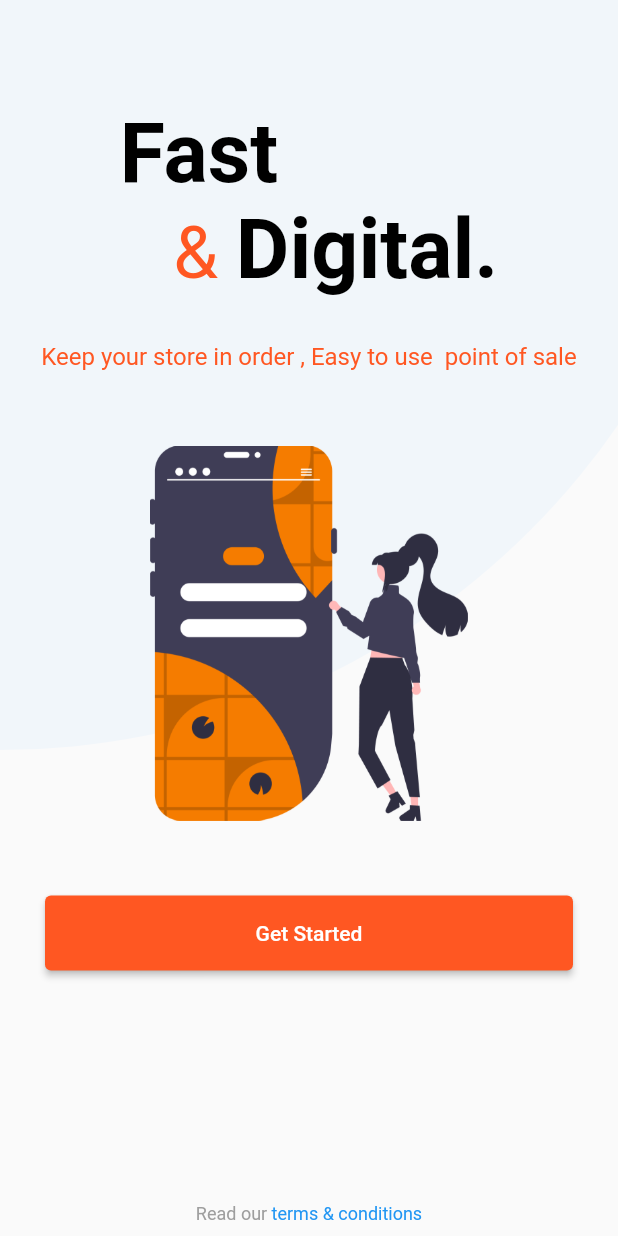
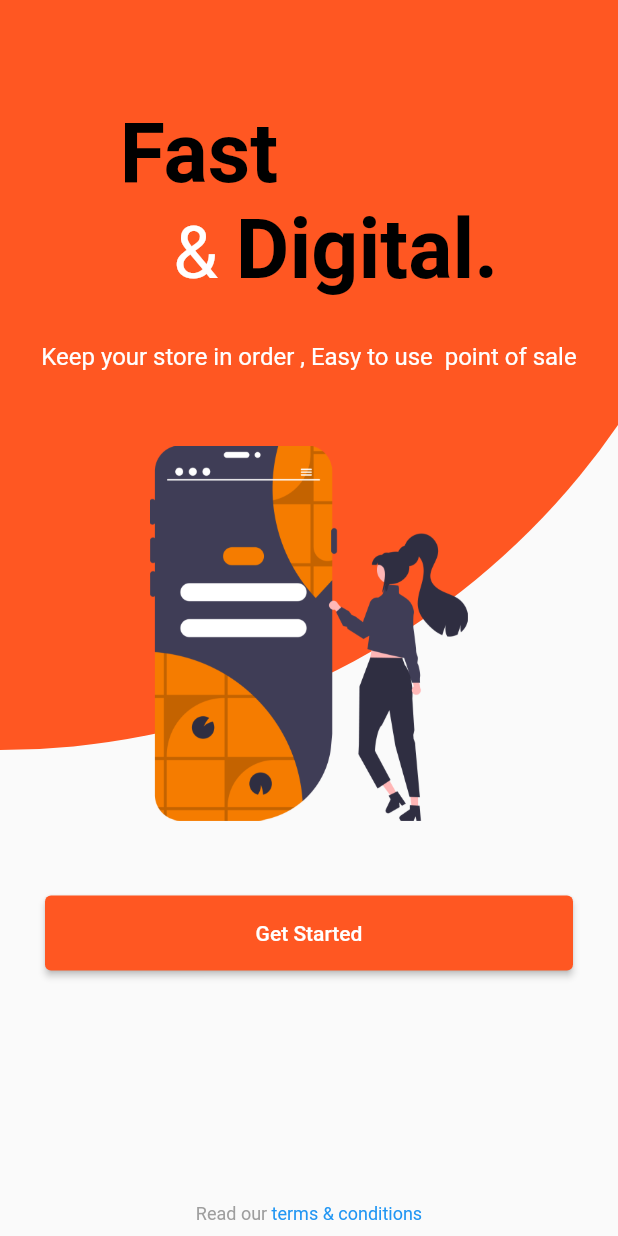
Before and after one commit to adan-abdi/xplore, a Flutter app: the LandingPage screen opened directly, after a tap on "Get Started", on a phone screen of 412 x 824 dp. Run offline on Flutter 3.47's test engine with Material 2 defaults, Android fonts, the light colour scheme and no system bars; our stand-ins replace async_redux, cloud_firestore, concentric_transition, connectivity_plus, equatable, firebase_analytics and 9 more; missing offline and left inert: numeric_keyboard; accounts and stored records are empty.

Commit message:
feat: restore phone login presentation

```diff
--- a/lib/application/core/themes/colors.dart
+++ b/lib/application/core/themes/colors.dart
@@ -2,6 +2,11 @@ import 'package:flutter/material.dart';
 
 class XploreColors {
   static const Color white = Colors.white;
+  static const Color whiteSmoke = Colors.white70;
   static const Color black = Colors.black;
   static const Color orange = Colors.deepOrange;
+  static const Color lightOrange = Colors.orange;
+
+  //
+  final Color orangeAccent = Colors.deepOrange.shade100;
 }
--- a/lib/domain/value_objects/app_strings.dart
+++ b/lib/domain/value_objects/app_strings.dart
@@ -15,4 +15,5 @@ const String comingSoonText = 'Coming soon';
 const String siginText = 'Sign In';
 const String signupText = 'Create Account';
 const String getStartedText = 'Get Started';
+const String verifyPhoneBtnText = 'Verify';
 const String okText = 'Close';
--- a/lib/presentation/onboarding/pages/landing_page.dart
+++ b/lib/presentation/onboarding/pages/landing_page.dart
@@ -1,9 +1,10 @@
 import 'package:flutter/material.dart';
+import 'package:xplore/application/core/themes/colors.dart';
 import 'package:xplore/domain/value_objects/app_spaces.dart';
-import 'package:xplore/presentation/onboarding/widgets/circles.dart';
-import 'package:xplore/presentation/onboarding/widgets/landing_actions.dart';
+import 'package:xplore/presentation/onboarding/widgets/landing_action.dart';
 import 'package:xplore/presentation/onboarding/widgets/landing_vector.dart';
-import 'package:xplore/presentation/onboarding/widgets/landing_page_title.dart';
+import 'package:xplore/presentation/onboarding/widgets/landing_title.dart';
+import 'package:xplore/presentation/onboarding/widgets/onboarding_scaffold.dart';
 import 'package:xplore/presentation/onboarding/widgets/terms_and_conditions.dart';
 
 class LandingPage extends StatelessWidget {
@@ -11,19 +12,10 @@ class LandingPage extends StatelessWidget {
   Widget build(BuildContext context) {
     return WillPopScope(
         onWillPop: () async => false,
-      child: Scaffold(
-        body: Stack(
-          children: <Widget>[
-            ...circles(context),
-            Positioned(
-              top: 70,
-              left: 0,
-              right: 0,
-              bottom: 0,
-              child: Center(
-                child: Column(
+        child: OnbaordingScaffold(
+          childWidgets: Column(
             mainAxisAlignment: MainAxisAlignment.spaceBetween,
-                  children: <Widget>[
+            children: [
               Wrap(
                 alignment: WrapAlignment.center,
                 crossAxisAlignment: WrapCrossAlignment.center,
@@ -44,20 +36,8 @@ class LandingPage extends StatelessWidget {
               ),
             ],
           ),
-              ),
-            ),
-            Positioned(
-              left: 0,
-              bottom: 0,
-              right: 0,
-              child: Container(
-                padding: const EdgeInsets.all(0),
-                child: termsAndConditions(context),
-              ),
-            ),
-          ],
-        ),
-      ),
-    );
+          trailingWidget: termsAndConditions(context),
+          circleColor: XploreColors.orange,
+        ));
   }
 }
--- a/lib/presentation/onboarding/pages/phone_login.dart
+++ b/lib/presentation/onboarding/pages/phone_login.dart
@@ -1,11 +1,12 @@
-import 'package:async_redux/async_redux.dart';
 import 'package:flutter/material.dart';
 import 'package:intl_phone_number_input/intl_phone_number_input.dart';
-import 'package:xplore/application/redux/states/app_state.dart';
+import 'package:xplore/application/core/themes/colors.dart';
 import 'package:xplore/domain/value_objects/app_spaces.dart';
-import 'package:xplore/domain/value_objects/app_strings.dart';
-
-import 'otp_verification_page.dart';
+import 'package:xplore/presentation/onboarding/widgets/login_badge.dart';
+import 'package:xplore/presentation/onboarding/widgets/login_keyboard.dart';
+import 'package:xplore/presentation/onboarding/widgets/login_phone_field.dart';
+import 'package:xplore/presentation/onboarding/widgets/login_title.dart';
+import 'package:xplore/presentation/onboarding/widgets/onboarding_scaffold.dart';
 
 class PhoneLogin extends StatefulWidget {
   const PhoneLogin({Key? key}) : super(key: key);
@@ -16,22 +17,13 @@ class PhoneLogin extends StatefulWidget {
 
 class _PhoneLoginState extends State<PhoneLogin> {
   final GlobalKey<FormState> _formKey = GlobalKey<FormState>();
-  final TextEditingController _phoneNumberInputController =
-      TextEditingController();
-  // late String _phoneNumber;
-  // late String _pinCode;
-
-  // late String smsOTP;
-  // late String verificationId;
-  // String errorMessage = '';
+  final TextEditingController phoneNumberController = TextEditingController();
 
   String initialCountryCode = 'KE';
   PhoneNumber number = PhoneNumber(isoCode: 'KE');
 
   String phone = "";
   String isoCode = "";
-
-  var num;
 
   @override
   void initState() {
@@ -40,84 +32,41 @@ class _PhoneLoginState extends State<PhoneLogin> {
 
   @override
   Widget build(BuildContext context) {
-    return Scaffold(
-      body: Container(
-        padding: EdgeInsets.all(20),
-        child: Center(
-          child: Form(
+    return OnbaordingScaffold(
+      childWidgets: Column(
+        children: <Widget>[
+          hSize40SizedBox,
+          LandingBadge(),
+          hSize40SizedBox,
+          LoginTitle(),
+          hSize40SizedBox,
+          Form(
             key: _formKey,
-            child: Column(
-              mainAxisAlignment: MainAxisAlignment.center,
-              children: <Widget>[
-                Text(
-                'Enter your phone number to Log In.',
-                style: TextStyle(
-                    fontWeight: FontWeight.w500,
-                    fontSize: 18,
-                    color: Colors.deepOrange),
-              ),
-                hSize50SizedBox,
-                InternationalPhoneNumberInput(
-                  onInputChanged: (PhoneNumber number) {
-                    setState(() {
-                      phone = number.phoneNumber!;
-                      isoCode = number.isoCode!;
-                      num = phone;
-                    });
-                  },
-                  onInputValidated: (bool value) {
-                    print(value);
-                  },
-                  selectorConfig: SelectorConfig(
-                    selectorType: PhoneInputSelectorType.BOTTOM_SHEET,
-                  ),
-                  ignoreBlank: false,
-                  autoValidateMode: AutovalidateMode.disabled,
-                  selectorTextStyle: TextStyle(color: Colors.black),
-                  initialValue: number,
-                  textFieldController: _phoneNumberInputController,
-                  formatInput: false,
-                  keyboardType: TextInputType.numberWithOptions(
-                      signed: true, decimal: true),
-                  inputBorder: OutlineInputBorder(),
-                  onSaved: (PhoneNumber number) {
-                    // setState(() {
-                    //   phone = number.phoneNumber!;
-                    //   isoCode = number.isoCode!;
-                    //   num = isoCode + phone;
-                    // });
-                  },
-                ),
-                // hSize30SizedBox,
-                // TextFormField(
-                //   controller: _pinInputController,
-                //   onChanged: (String val) {
-                //     // _pinCode = val;
-                //   },
-                //   // PIN
-                // ),
-                hSize30SizedBox,
-                ElevatedButton(
-                  style: ButtonStyle(
-                    backgroundColor: MaterialStateProperty.all<Color>(
-                        Theme.of(context).primaryColor),
-                  ),
-                  onPressed: () {
-                    StoreProvider.dispatch<AppState>(
-                      context,
-                      NavigateAction.push(MaterialPageRoute(
-                          builder: (BuildContext context) => VerificationScreen(
-                                mobile: num.substring(2),
-                              ))),
-                    );
-                  },
-                  child: const Text(siginText),
-                ),
-              ],
+            child: PhoneLoginField(
+              number: number,
+              onInputChanged: () {},
+              onInputValidated: () {},
+              onSaved: () {},
+              phoneNumberController: phoneNumberController,
             ),
           ),
+          // hSize50SizedBox,
+        ],
+      ),
+      trailingWidget: LoginKeyboard(
+        onKeyTap: (String v) {},
+        rightKey: Icon(
+          Icons.check_circle,
+          color: XploreColors.orange,
+          size: 30,
+        ),
+        leftKey: Icon(
+          Icons.backspace,
+          color: XploreColors.orange,
+          size: 30,
         ),
       ),
+      circleColor: XploreColors.lightOrange,
     );
   }
 }
--- a/lib/presentation/onboarding/widgets/circles.dart
+++ b/lib/presentation/onboarding/widgets/circles.dart
@@ -1,7 +1,7 @@
 import 'package:flutter/material.dart';
-import 'package:xplore/domain/value_objects/app_asset_strings.dart';
+import 'package:xplore/application/core/themes/colors.dart';
 
-List<Widget> circles(BuildContext context) {
+List<Widget> circles(BuildContext context, Color? circleColor) {
   const double circleSize = 1000;
   const double circleOffscreenSize = -500;
   return <Widget>[
@@ -13,7 +13,7 @@ List<Widget> circles(BuildContext context) {
         height: circleSize,
         decoration: BoxDecoration(
           shape: BoxShape.circle,
-          color: Theme.of(context).accentColor.withOpacity(0.04),
+          color: circleColor ?? XploreColors.whiteSmoke,
         ),
       ),
     ),
--- a/lib/presentation/onboarding/widgets/landing_page_title.dart
+++ b/lib/presentation/onboarding/widgets/landing_title.dart
@@ -1,5 +1,6 @@
 import 'package:flutter/material.dart';
 import 'package:xplore/application/core/themes/colors.dart';
+import 'package:xplore/domain/value_objects/app_magic_numbers.dart';
 import 'package:xplore/domain/value_objects/app_spaces.dart';
 
 class LandingPageTitle extends StatelessWidget {
@@ -20,7 +21,7 @@ class LandingPageTitle extends StatelessWidget {
                 TextSpan(
                     text: '   & ',
                     style: TextStyle(
-                      color: XploreColors.orange,
+                      color: XploreColors.white,
                       fontSize: 48,
                       fontWeight: FontWeight.normal,
                     )),
@@ -41,8 +42,8 @@ class LandingPageTitle extends StatelessWidget {
             child: Text(
               'Keep your store in order , Easy to use  point of sale',
               style: TextStyle(
-                color: XploreColors.orange,
-                fontSize: 16,
+                color: XploreColors.white,
+                fontSize: defaultFontSize,
                 fontWeight: FontWeight.normal,
               ),
               textAlign: TextAlign.center,
--- /dev/null
+++ b/lib/presentation/onboarding/widgets/login_badge.dart
@@ -0,0 +1,21 @@
+import 'package:flutter/material.dart';
+import 'package:xplore/application/core/themes/colors.dart';
+
+class LandingBadge extends StatelessWidget {
+  @override
+  Widget build(BuildContext context) {
+    return Container(
+      width: 150,
+      height: 150,
+      decoration: const BoxDecoration(
+        shape: BoxShape.circle,
+        color: XploreColors.white,
+      ),
+      child: Icon(
+        Icons.admin_panel_settings,
+        size: 90,
+        color: XploreColors.orange,
+      ),
+    );
+  }
+}
--- /dev/null
+++ b/lib/presentation/onboarding/widgets/login_keyboard.dart
@@ -0,0 +1,29 @@
+import 'package:flutter/material.dart';
+import 'package:numeric_keyboard/numeric_keyboard.dart';
+import 'package:xplore/application/core/themes/colors.dart';
+
+class LoginKeyboard extends StatelessWidget {
+  final Function(String) onKeyTap;
+  final Icon rightKey;
+  final Icon leftKey;
+
+  const LoginKeyboard({
+    Key? key,
+    required this.onKeyTap,
+    required this.rightKey,
+    required this.leftKey,
+  }) : super(key: key);
+
+  @override
+  Widget build(BuildContext context) {
+    return Container(
+      width: double.infinity,
+      child: NumericKeyboard(
+        textColor: XploreColors.black,
+        onKeyboardTap: onKeyTap,
+        rightIcon: rightKey,
+        leftIcon: leftKey,
+      ),
+    );
+  }
+}
--- /dev/null
+++ b/lib/presentation/onboarding/widgets/login_phone_field.dart
@@ -0,0 +1,48 @@
+import 'package:flutter/material.dart';
+import 'package:intl_phone_number_input/intl_phone_number_input.dart';
+
+class PhoneLoginField extends StatelessWidget {
+  final Function onInputChanged;
+  final Function onInputValidated;
+  final Function onSaved;
+  final PhoneNumber number;
+  final TextEditingController phoneNumberController;
+
+  const PhoneLoginField(
+      {Key? key,
+      required this.onInputChanged,
+      required this.onInputValidated,
+      required this.onSaved,
+      required this.number,
+      required this.phoneNumberController})
+      : super(key: key);
+
+  @override
+  Widget build(BuildContext context) {
+    return Container(
+      padding: const EdgeInsets.symmetric(horizontal: 25),
+      child: Card(
+        child: Container(
+          padding: const EdgeInsets.all(10),
+          child: InternationalPhoneNumberInput(
+            autoFocus: true,
+            inputBorder: InputBorder.none,
+            onInputChanged: (PhoneNumber number) => onInputChanged,
+            onInputValidated: (bool value) => onInputValidated,
+            selectorConfig: SelectorConfig(
+              selectorType: PhoneInputSelectorType.DIALOG,
+            ),
+            ignoreBlank: false,
+            autoValidateMode: AutovalidateMode.disabled,
+            selectorTextStyle: TextStyle(color: Colors.black),
+            initialValue: number,
+            textFieldController: phoneNumberController,
+            formatInput: false,
+            keyboardType: TextInputType.none,
+            onSaved: (PhoneNumber number) => onSaved,
+          ),
+        ),
+      ),
+    );
+  }
+}
--- /dev/null
+++ b/lib/presentation/onboarding/widgets/login_title.dart
@@ -0,0 +1,19 @@
+import 'package:flutter/material.dart';
+import 'package:xplore/application/core/themes/colors.dart';
+
+class LoginTitle extends StatelessWidget {
+  @override
+  Widget build(BuildContext context) {
+    return Container(
+      child: Text(
+        'Enter your phone number below.',
+        textAlign: TextAlign.start,
+        style: TextStyle(
+          color: XploreColors.black,
+          fontSize: 18,
+          fontWeight: FontWeight.normal,
+        ),
+      ),
+    );
+  }
+}
--- /dev/null
+++ b/lib/presentation/onboarding/widgets/onboarding_scaffold.dart
@@ -0,0 +1,51 @@
+import 'package:flutter/material.dart';
+import 'package:xplore/application/core/themes/colors.dart';
+import 'package:xplore/presentation/onboarding/widgets/circles.dart';
+
+class OnbaordingScaffold extends StatelessWidget {
+  final Widget childWidgets;
+  final Widget trailingWidget;
+  final bool canPop;
+  final Color circleColor;
+
+  const OnbaordingScaffold({
+    Key? key,
+    required this.childWidgets,
+    this.trailingWidget = const SizedBox.shrink(),
+    this.canPop = true,
+    required this.circleColor,
+  }) : super(key: key);
+
+  @override
+  Widget build(BuildContext context) {
+    return WillPopScope(
+      onWillPop: () async => canPop,
+      child: Scaffold(
+        body: Stack(
+          children: <Widget>[
+            ...circles(context, circleColor),
+            Positioned(
+              top: 70,
+              left: 0,
+              right: 0,
+              bottom: 0,
+              child: childWidgets,
+            ),
+            Positioned(
+              left: 0,
+              bottom: 0,
+              right: 0,
+              child: Container(
+                child: trailingWidget,
+              ),
+            ),
+          ],
+        ),
+      ),
+    );
+  }
+}
+
+Future<bool> defaultOnPop() async {
+  return false;
+}
--- a/pubspec.yaml
+++ b/pubspec.yaml
@@ -25,6 +25,7 @@ dependencies:
   json_serializable: ^6.1.4
   logger: ^1.1.0
   lottie: ^1.2.2
+  numeric_keyboard: ^1.1.0
   rxdart: ^0.27.3
   sqflite: ^2.0.2
   intl_phone_number_input: ^0.7.0+2
```
Also changed, not shown: lib/presentation/onboarding/widgets/login_action.dart (added, +31 -0 lines), lib/presentation/onboarding/widgets/landing_action.dart (renamed from lib/presentation/onboarding/widgets/landing_actions.dart), pubspec.lock. Lines whose indentation alone changed are shown as unchanged.
